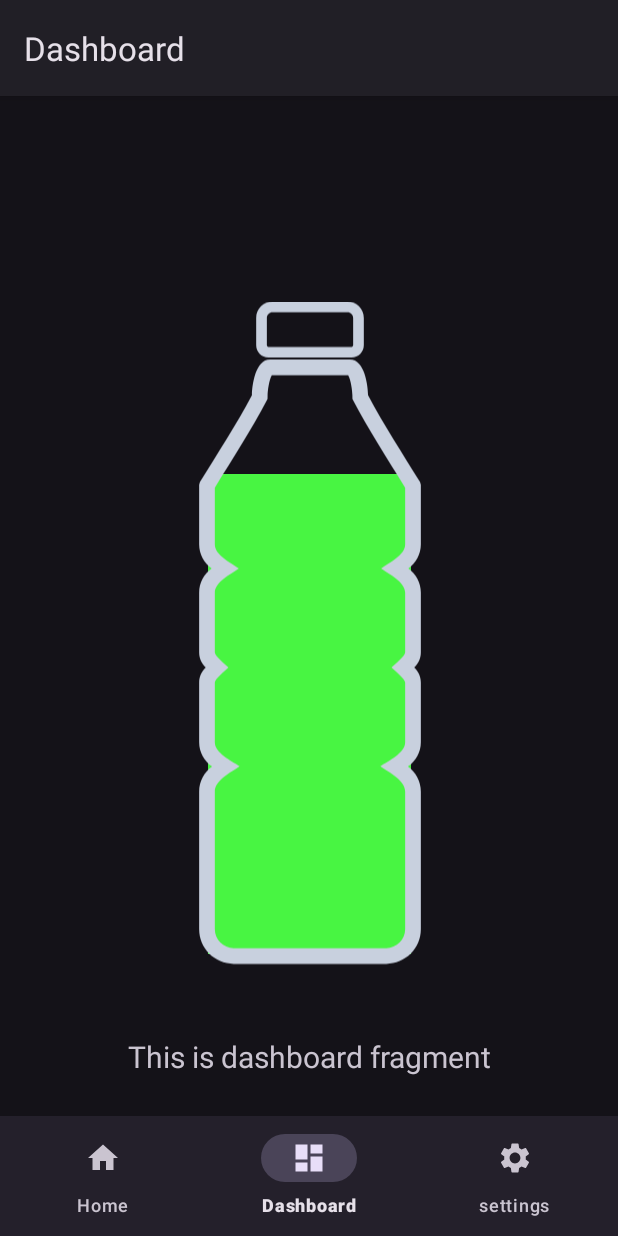
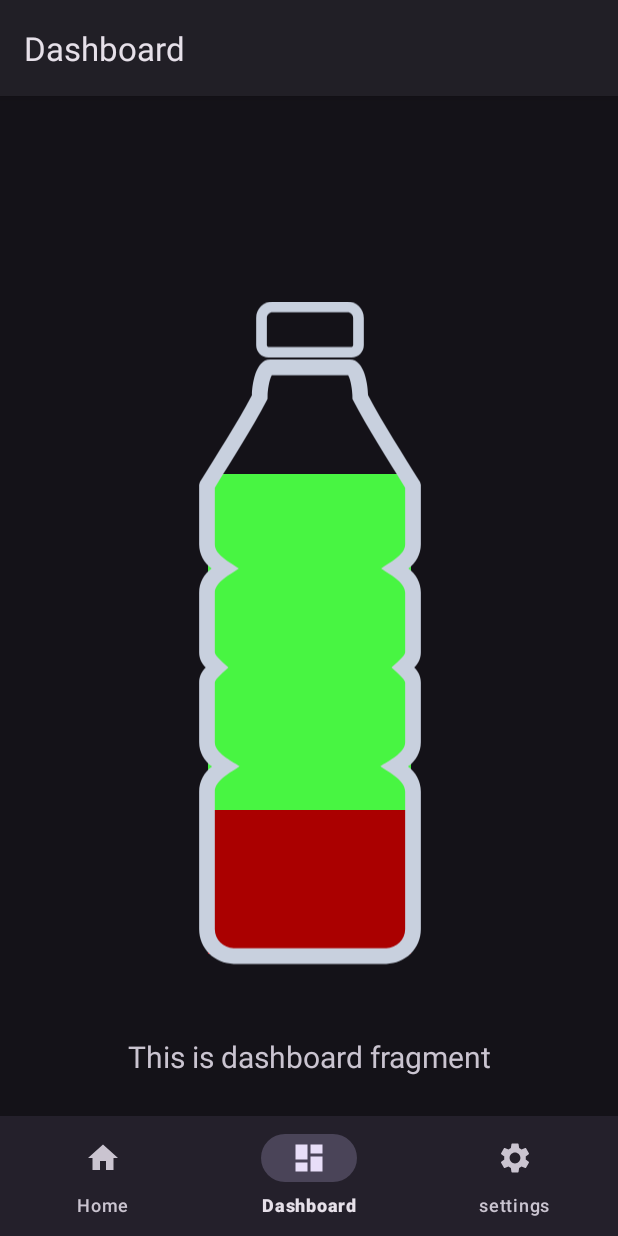
Before and after one commit to jaysstewart/CupholderJava, an Android app: the DashboardFragment screen opened through its navigation route, on a phone screen of 412 x 824 dp. Run offline under Robolectric (Android 15) with nearby library versions, the phone set to English and light mode, and no system bars; our stand-ins replace navigation-ui.

Commit message:
progress bar now works correctly, working on displaying precentage in textview

```diff
--- a/app/src/main/java/com/example/cupholderjava/MainActivity.java
+++ b/app/src/main/java/com/example/cupholderjava/MainActivity.java
@@ -34,6 +34,7 @@ public class MainActivity extends AppCompatActivity {
         NavigationUI.setupActionBarWithNavController(this, navController, appBarConfiguration);
         NavigationUI.setupWithNavController(binding.navView, navController);
 
+
     }
 
 }
--- a/app/src/main/java/com/example/cupholderjava/ui/dashboard/DashboardFragment.java
+++ b/app/src/main/java/com/example/cupholderjava/ui/dashboard/DashboardFragment.java
@@ -33,10 +33,16 @@ public class DashboardFragment extends Fragment {
     }
 
     @Override
-    public void onCreate(@Nullable Bundle savedInstanceState) {
-        super.onCreate(savedInstanceState);
-        ProgressBar bar = getView().findViewById(R.id.waterBar);
-        bar.setProgress(10);
+    public void onStart() {
+        super.onStart();
+        ProgressBar waterBar = getView().findViewById(R.id.waterBar);
+        waterBar.setProgress(30);
+
+        TextView fillPercent = getView().findViewById(R.id.fillPercent);
+        CharSequence str = "30%";
+        fillPercent.setText(str);
+
+
     }
 
     @Override
--- a/app/src/main/java/com/example/cupholderjava/ui/home/HomeFragment.java
+++ b/app/src/main/java/com/example/cupholderjava/ui/home/HomeFragment.java
@@ -36,7 +36,6 @@ public class HomeFragment extends Fragment {
         super.onStart();
         Button resetButton = getView().findViewById(R.id.resetButton);
         resetButton.setOnClickListener(v -> System.out.println("Test") );
-
     }
 
     @Override
--- a/app/src/main/res/drawable/progressbartheme.xml
+++ b/app/src/main/res/drawable/progressbartheme.xml
@@ -1,5 +1,5 @@
 <?xml version="1.0" encoding="utf-8"?>
-<selector xmlns:android="http://schemas.android.com/apk/res/android">
+<layer-list xmlns:android="http://schemas.android.com/apk/res/android">
     <item android:id="@android:id/background">
         <color android:color="#48f542"/>
     </item>
@@ -9,4 +9,4 @@
             <color android:color="#a00"/>
         </clip>
     </item>
-</selector>
+</layer-list>
--- a/app/src/main/res/layout/fragment_dashboard.xml
+++ b/app/src/main/res/layout/fragment_dashboard.xml
@@ -47,7 +47,7 @@
         app:layout_constraintVertical_bias="0.5" />
 
     <TextView
-        android:id="@+id/textView"
+        android:id="@+id/fillPercent"
         android:layout_width="wrap_content"
         android:layout_height="wrap_content"
         android:layout_marginStart="298dp"
```
